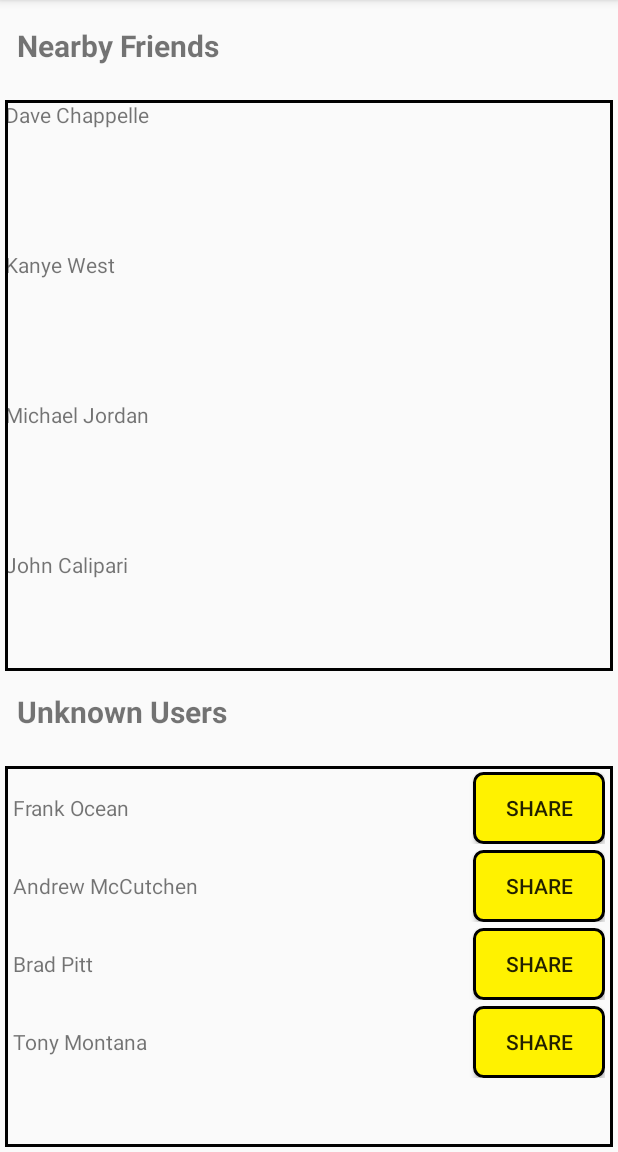
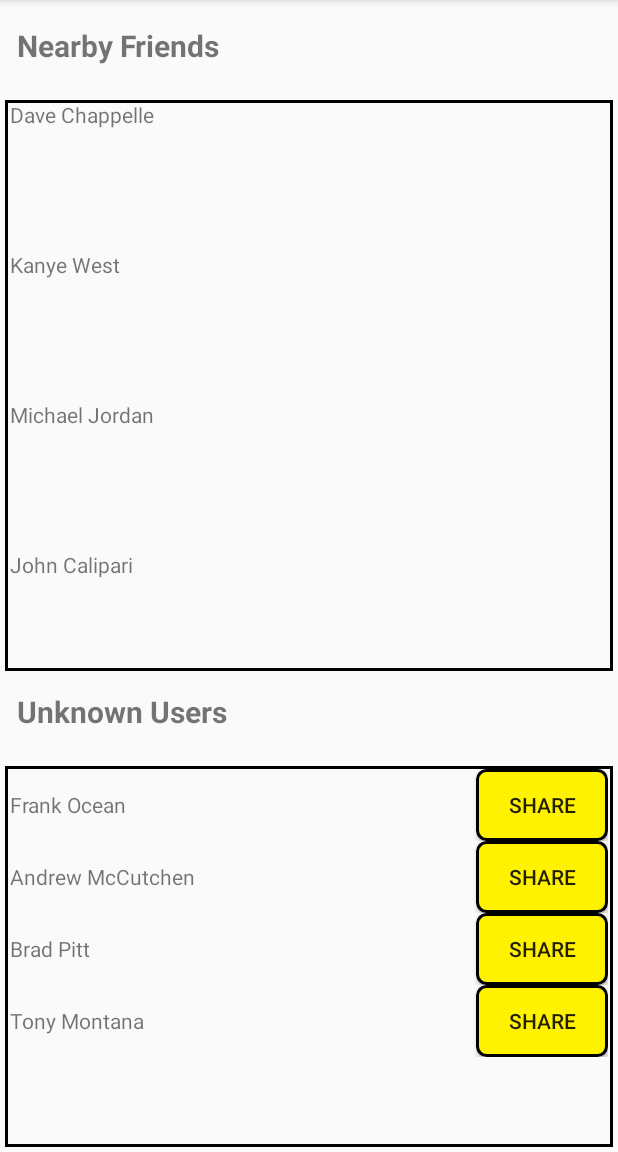
Before and after one commit to Dbrown910/CS1635GroupProject, an Android app: the screen it shows after launch (MainActivity), on a phone screen of 412 x 824 dp, the part 84-1236 px from its top. Run offline under Robolectric (Android 15) with nearby library versions, the light colour scheme and no system bars.

Commit message:
New shit

```diff
--- a/app/src/main/java/cs1635/g8/hello/fhome_Screen.java
+++ b/app/src/main/java/cs1635/g8/hello/fhome_Screen.java
@@ -74,7 +74,6 @@ public class fhome_Screen extends Fragment {
             // Create a LinearLayout element
             LinearLayout row = new LinearLayout(c);
             LinearLayout.LayoutParams params= new LinearLayout.LayoutParams(ViewGroup.LayoutParams.MATCH_PARENT, ViewGroup.LayoutParams.MATCH_PARENT);
-            params.setMargins(3,3,3,3);
             row.setLayoutParams(params);
             row.setOrientation(LinearLayout.HORIZONTAL);
 
--- a/app/src/main/res/layout/fragment_fhome_screen.xml
+++ b/app/src/main/res/layout/fragment_fhome_screen.xml
@@ -37,7 +37,9 @@
                 android:id="@+id/topLL"
                 android:layout_width="match_parent"
                 android:layout_height="wrap_content"
-                android:orientation="vertical" />
+                android:orientation="vertical"
+                android:paddingLeft="3dp"
+                android:paddingRight="3dp"/>
         </ScrollView>
 
         <TextView
```
Also changed, not shown: app/src/main/java/cs1635/g8/hello/fuser_profile.java (+3 -4 lines).
